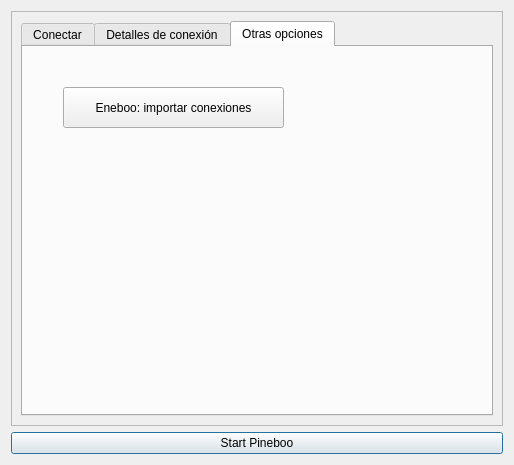
Before: the Qt Designer form pineboolib/forms/dlg_connect.ui in deavid/pineboo, drawn with Qt 5.
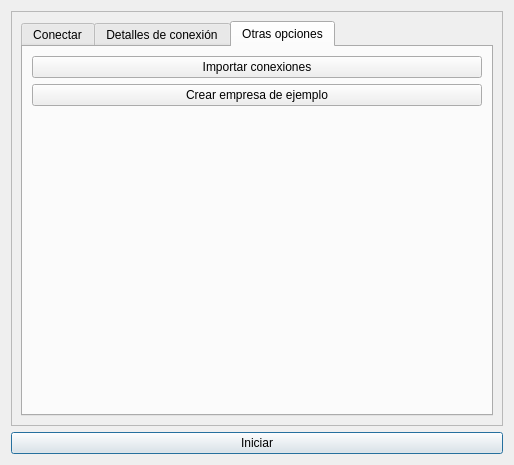
After: the same form once the commit is applied. The open tabs and pages were chosen to show the change. Icons and pictures are not drawn.

Commit message: Cambios y ajustes en ventana de conexión

The edit to the form file:
```diff
--- a/pineboolib/forms/dlg_connect.ui
+++ b/pineboolib/forms/dlg_connect.ui
@@ -310,19 +310,35 @@
          <attribute name="title">
           <string>Otras opciones</string>
          </attribute>
-         <widget class="QPushButton" name="EnebooImportButton">
-          <property name="geometry">
-           <rect>
-            <x>40</x>
-            <y>40</y>
-            <width>221</width>
-            <height>41</height>
-           </rect>
-          </property>
-          <property name="text">
-           <string>Eneboo: importar conexiones</string>
-          </property>
-         </widget>
+         <layout class="QVBoxLayout" name="verticalLayout_3">
+          <item>
+           <widget class="QPushButton" name="pbnEnebooImportButton">
+            <property name="text">
+             <string>Importar conexiones</string>
+            </property>
+           </widget>
+          </item>
+          <item>
+           <widget class="QPushButton" name="pbnProyectoEjemplo">
+            <property name="text">
+             <string>Crear empresa de ejemplo</string>
+            </property>
+           </widget>
+          </item>
+          <item>
+           <spacer name="verticalSpacer">
+            <property name="orientation">
+             <enum>Qt::Vertical</enum>
+            </property>
+            <property name="sizeHint" stdset="0">
+             <size>
+              <width>20</width>
+              <height>274</height>
+             </size>
+            </property>
+           </spacer>
+          </item>
+         </layout>
         </widget>
        </widget>
       </item>
@@ -344,7 +360,7 @@
       </size>
      </property>
      <property name="text">
-      <string>Start Pineboo</string>
+      <string>Iniciar</string>
      </property>
      <property name="default">
       <bool>true</bool>
```
Left out of the diff: 2 changed lines with no effect on the pictures. The commit also changes 1 other file.
